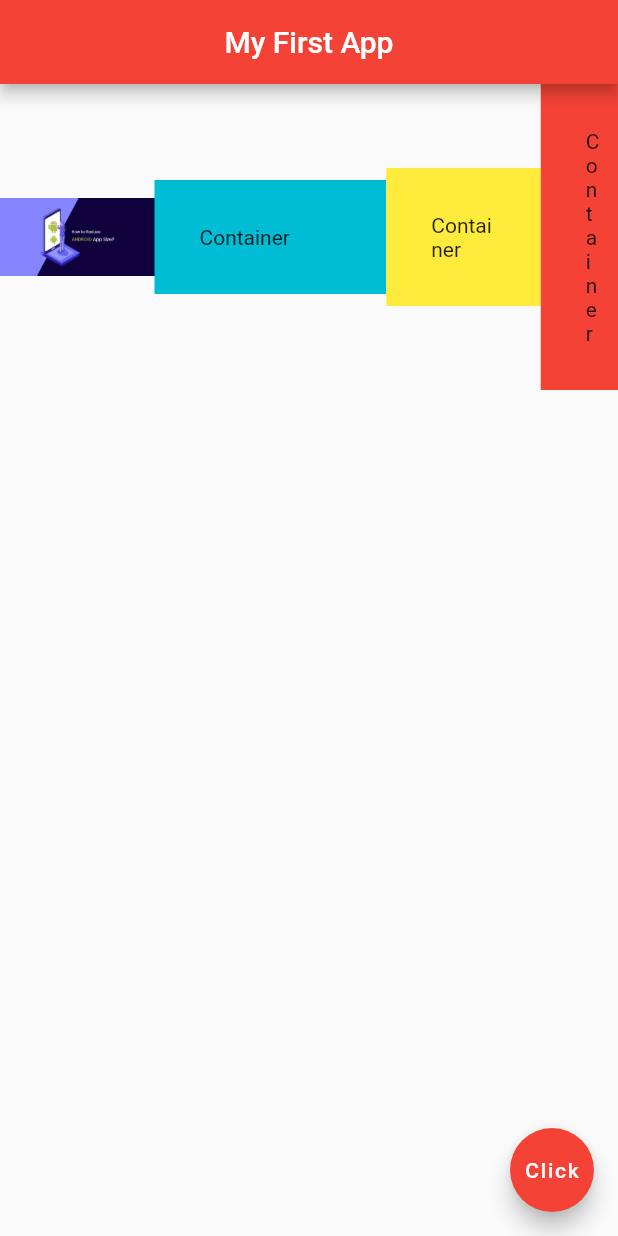
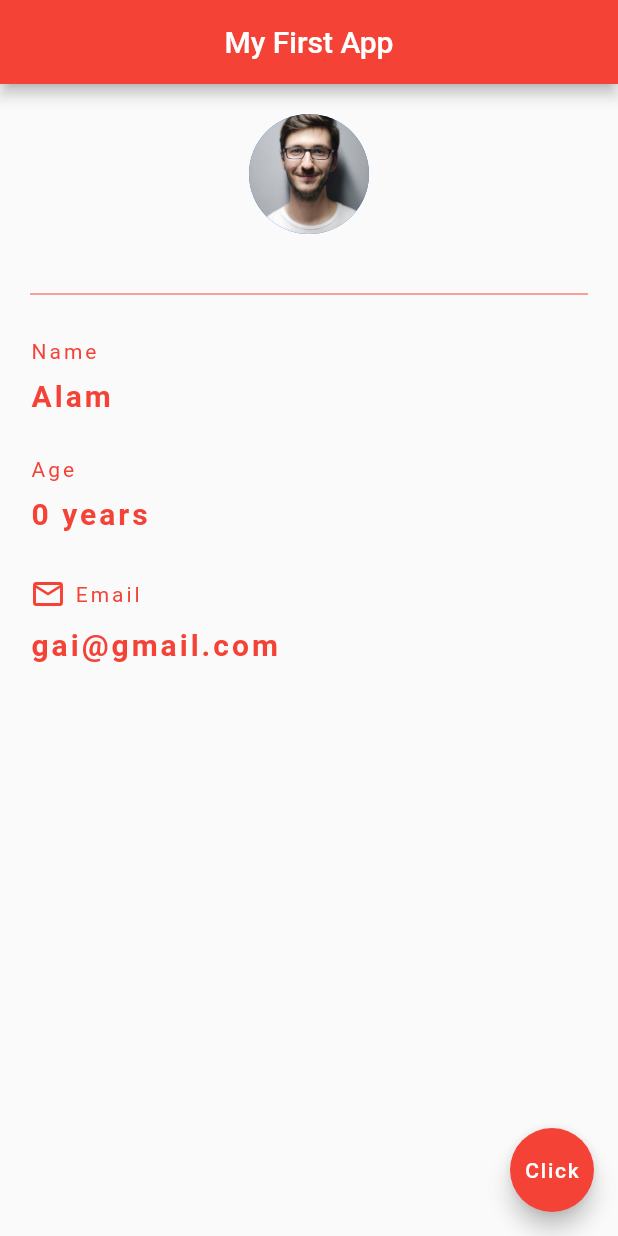
Before and after one commit to Monjur-Alam/Flutter-Beginner, a Flutter app: the screen it shows after launch, on a phone screen of 412 x 824 dp. Run offline on Flutter 3.47's test engine with Material 2 defaults, Android fonts, the phone set to English and light mode, and no system bars.

Commit message:
Profile page design

```diff
--- a/lib/main.dart
+++ b/lib/main.dart
@@ -3,7 +3,14 @@ import 'package:flutter/material.dart';
 
 void main() => runApp(MaterialApp(home: Home()));
 
-class Home extends StatelessWidget {
+class Home extends StatefulWidget {
+  @override
+  _HomeState createState() => _HomeState();
+}
+
+class _HomeState extends State<Home> {
+  String name = 'Alam';
+  int age = 0;
   @override
   Widget build(BuildContext context) {
     return Scaffold(
@@ -12,50 +19,101 @@ class Home extends StatelessWidget {
         centerTitle: true,
         backgroundColor: Colors.red[500],
       ),
-      body: Row(
-        mainAxisAlignment: MainAxisAlignment.center,
-        // mainAxisAlignment: MainAxisAlignment.end,
-        // mainAxisAlignment: MainAxisAlignment.spaceAround,
-        // mainAxisAlignment: MainAxisAlignment.spaceBetween,
-        // mainAxisAlignment: MainAxisAlignment.spaceEvenly,
-        // mainAxisAlignment: MainAxisAlignment.start,
-
-        // crossAxisAlignment: CrossAxisAlignment.center,
-        // crossAxisAlignment: CrossAxisAlignment.start,
-        // crossAxisAlignment: CrossAxisAlignment.end,
-        // crossAxisAlignment: CrossAxisAlignment.baseline,
-        crossAxisAlignment: CrossAxisAlignment.center,
-
-        children: <Widget>[
-          Expanded(flex: 2, child: Image.asset('assets/android.png')),
-          Expanded(
-            flex: 3,
-            child: Container(
-              color: Colors.cyan,
-              padding: EdgeInsets.all(30.0),
-              child: Text('Container'),
+      body: Padding(
+        padding: EdgeInsets.fromLTRB(20.0, 20.0, 20.0, 20.0),
+        child: Column(
+          crossAxisAlignment: CrossAxisAlignment.start,
+          children: [
+            Center(
+              child: CircleAvatar(
+                backgroundImage: AssetImage('assets/profile.jpeg'),
+                radius: 40.0,
+              ),
             ),
-          ),
-          Expanded(
-            flex: 2,
-            child: Container(
-              color: Colors.yellow,
-              padding: EdgeInsets.all(30.0),
-              child: Text('Container'),
+            SizedBox(
+              height: 10.0,
             ),
-          ),
-          Expanded(
-            flex: 1,
-            child: Container(
+            Divider(
+              height: 60.0,
               color: Colors.red,
-              padding: EdgeInsets.all(30.0),
-              child: Text('Container'),
             ),
-          ),
-        ],
+            Text(
+              'Name',
+              style: TextStyle(
+                color: Colors.red,
+                letterSpacing: 2.0,
+              ),
+            ),
+            SizedBox(
+              height: 10.0,
+            ),
+            Text(
+              '$name',
+              style: TextStyle(
+                  color: Colors.red,
+                  letterSpacing: 2.0,
+                  fontSize: 20.0,
+                  fontWeight: FontWeight.bold),
+            ),
+            SizedBox(
+              height: 30.0,
+            ),
+            Text(
+              'Age',
+              style: TextStyle(
+                color: Colors.red,
+                letterSpacing: 2.0,
+              ),
+            ),
+            SizedBox(
+              height: 10.0,
+            ),
+            Text(
+              '$age years',
+              style: TextStyle(
+                  color: Colors.red,
+                  letterSpacing: 2.0,
+                  fontSize: 20.0,
+                  fontWeight: FontWeight.bold),
+            ),
+            SizedBox(
+              height: 30.0,
+            ),
+            Row(
+              children: [
+                Icon(
+                  Icons.email_outlined,
+                  color: Colors.red,
+                ),
+                Text(
+                  ' Email',
+                  style: TextStyle(
+                    color: Colors.red,
+                    letterSpacing: 2.0,
+                  ),
+                ),
+              ],
+            ),
+            SizedBox(
+              height: 10.0,
+            ),
+            Text(
+              'gai@gmail.com',
+              style: TextStyle(
+                  color: Colors.red,
+                  letterSpacing: 2.0,
+                  fontSize: 20.0,
+                  fontWeight: FontWeight.bold),
+            )
+          ],
+        ),
       ),
       floatingActionButton: FloatingActionButton(
-        onPressed: () {},
+        onPressed: () {
+          setState(() {
+            age += 1;
+          });
+        },
         child: Text('Click'),
         backgroundColor: Colors.red[500],
       ),
```
Also changed, not shown: assets/profile.jpeg (added).
